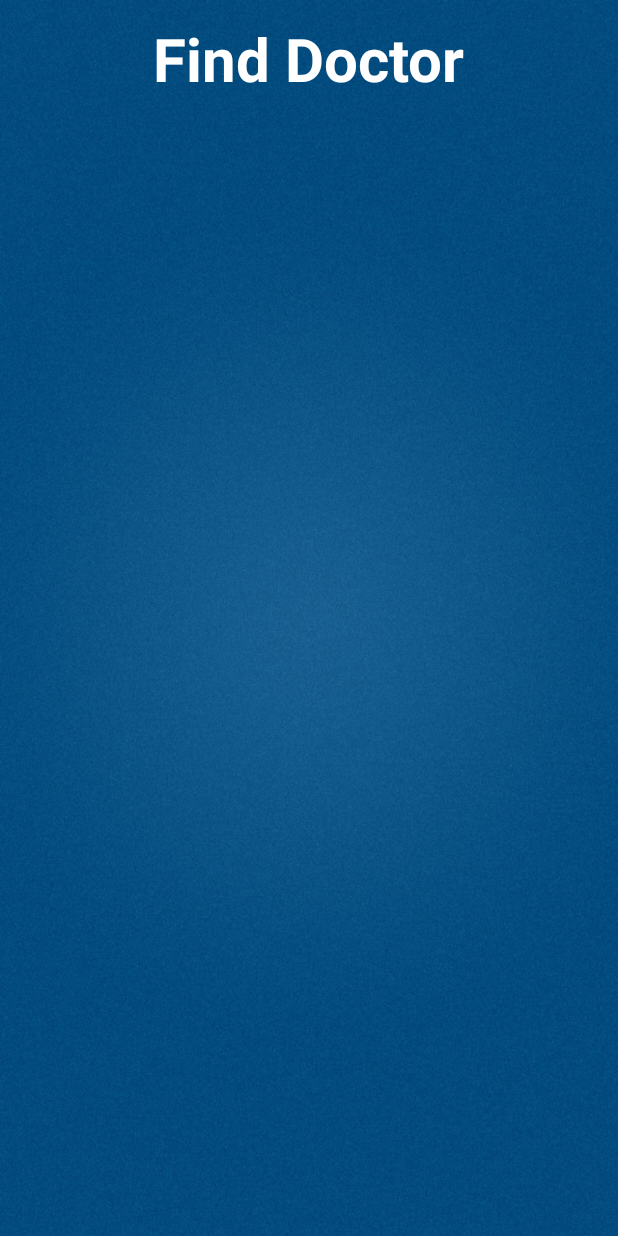
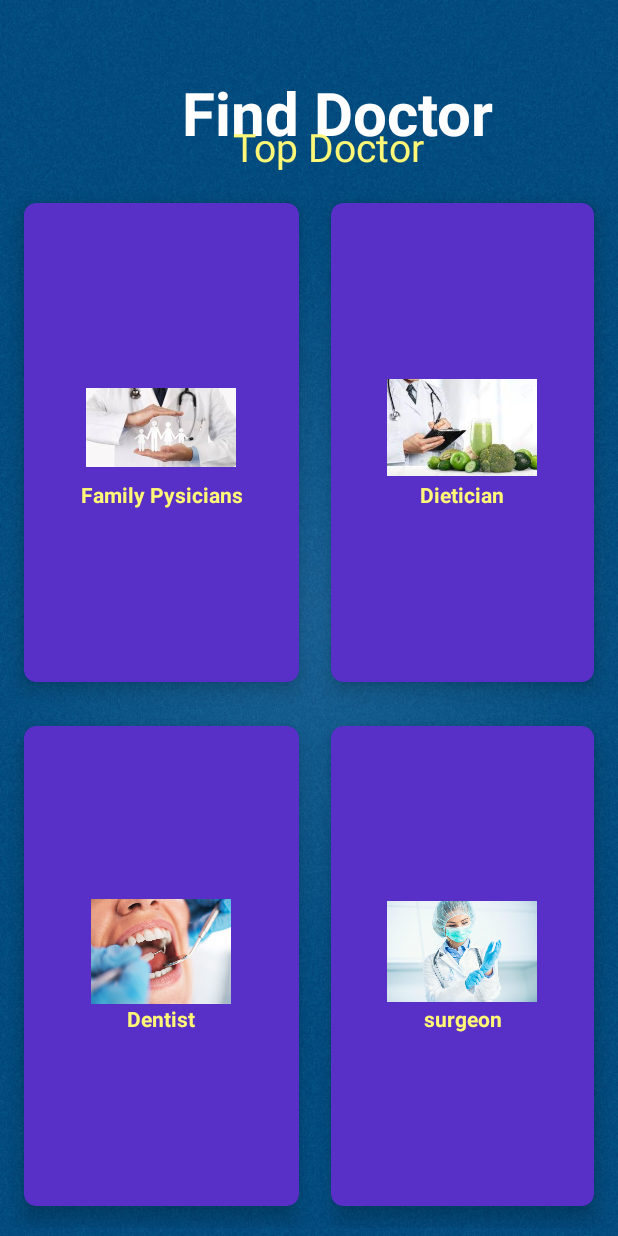
Before and after one commit to ianotieno/MyHospitalApp, an Android app: the FindDoctorActivity screen opened directly, with no data from a screen before it, on a phone screen of 412 x 824 dp. Run offline under Robolectric (Android 15) with nearby library versions, the phone set to English and light mode, and no system bars.

Commit message:
update call dr

```diff
--- a/app/src/main/res/layout/activity_find_doctor.xml
+++ b/app/src/main/res/layout/activity_find_doctor.xml
@@ -7,45 +7,46 @@
     android:layout_height="match_parent"
     android:background="@drawable/background"
     tools:context=".FindDoctorActivity">
+
     <TextView
-        android:layout_width="wrap_content"
-        android:layout_height="wrap_content"
         android:id="@+id/titleFindDoctor"
+        android:layout_width="355dp"
+        android:layout_height="54dp"
+        android:layout_alignParentStart="true"
+        android:layout_alignParentTop="true"
+        android:layout_alignParentEnd="true"
+        android:layout_marginStart="121dp"
+        android:layout_marginLeft="20dp"
+        android:layout_marginTop="48dp"
+        android:layout_marginEnd="-65dp"
+        android:layout_marginRight="20dp"
         android:text="Find Doctor"
         android:textColor="#ffff"
         android:textSize="40sp"
-        android:textStyle="bold"
-        android:layout_centerHorizontal="true"
-        android:layout_margin="12dp"
-        />
+        android:textStyle="bold" />
 
     <TextView
         android:id="@+id/titleFindTopDoctor"
-        android:layout_width="223dp"
+        android:layout_width="wrap_content"
         android:layout_height="wrap_content"
-        android:layout_alignParentStart="true"
-        android:layout_alignParentTop="true"
+        android:layout_below="@+id/titleFindDoctor"
         android:layout_alignParentEnd="true"
-        android:layout_alignParentBottom="true"
-        android:layout_marginStart="148dp"
-        android:layout_marginLeft="12dp"
-        android:layout_marginTop="69dp"
-        android:layout_marginEnd="39dp"
-        android:layout_marginRight="12dp"
-        android:layout_marginBottom="827dp"
+        android:layout_marginTop="-22dp"
+        android:layout_marginEnd="129dp"
         android:text="Top Doctor"
         android:textColor="#fff777"
-        android:textSize="20sp"
-        android:textStyle="bold" />
+        android:textSize="26sp" />
+
     <GridLayout
         android:layout_width="match_parent"
         android:layout_height="match_parent"
         android:layout_below="@+id/titleFindTopDoctor"
-       android:layout_margin="20dp"
+        android:layout_margin="5dp"
         android:columnCount="2"
-       android:rowCount="3">
+        android:rowCount="3"
+        >
         <androidx.cardview.widget.CardView
-           android:id="@+id/cardFDFamilyPhysician"
+            android:id="@+id/cardFamilyPysicians"
             android:layout_width="wrap_content"
             android:layout_height="wrap_content"
             android:layout_row="0"
@@ -65,22 +66,130 @@
                 android:gravity="center"
                 android:orientation="vertical">
                 <ImageView
-               android:layout_width="wrap_content"
-               android:layout_height="wrap_content"
+                    android:layout_width="100dp"
+                    android:layout_height="70dp"
                     android:src="@drawable/family_physicians"/>
                 <TextView
                     android:layout_width="wrap_content"
                     android:layout_height="wrap_content"
-                   android:text="Buy Medicine"
+                    android:text="Family Pysicians"
                     android:textAlignment="center"
-                   android:textColor="@color/red"
+                    android:textColor="#fff777"
                     android:textStyle="bold"
 
                     />
+            </LinearLayout>
 
+        </androidx.cardview.widget.CardView>
+
+        <androidx.cardview.widget.CardView
+            android:id="@+id/cardFDDietician"
+            android:layout_width="wrap_content"
+            android:layout_height="wrap_content"
+            android:layout_row="0"
+            android:layout_column="1"
+            android:layout_rowWeight="1"
+            android:layout_columnWeight="1"
+            android:layout_gravity="fill"
+            app:cardBackgroundColor="@color/darkPurple"
+            app:cardCornerRadius="8dp"
+            app:cardElevation="8dp"
+            app:cardUseCompatPadding="true"
+            >
+            <LinearLayout
+                android:layout_width="wrap_content"
+                android:layout_height="wrap_content"
+                android:layout_gravity="center_horizontal|center_vertical"
+                android:gravity="center"
+                android:orientation="vertical">
+                <ImageView
+                    android:layout_width="100dp"
+                    android:layout_height="70dp"
+                    android:src="@drawable/dietician"/>
+                <TextView
+                    android:layout_width="wrap_content"
+                    android:layout_height="wrap_content"
+                    android:text="Dietician"
+                    android:textAlignment="center"
+                    android:textColor="#fff777"
+                    android:textStyle="bold"
+
+                    />
             </LinearLayout>
+
+        </androidx.cardview.widget.CardView>
+        <androidx.cardview.widget.CardView
+            android:id="@+id/cardFDDentist"
+            android:layout_width="wrap_content"
+            android:layout_height="wrap_content"
+            android:layout_row="1"
+            android:layout_column="0"
+            android:layout_rowWeight="1"
+            android:layout_columnWeight="1"
+            android:layout_gravity="fill"
+            app:cardBackgroundColor="@color/darkPurple"
+            app:cardCornerRadius="8dp"
+            app:cardElevation="8dp"
+            app:cardUseCompatPadding="true"
+            >
+            <LinearLayout
+                android:layout_width="wrap_content"
+                android:layout_height="wrap_content"
+                android:layout_gravity="center_horizontal|center_vertical"
+                android:gravity="center"
+                android:orientation="vertical">
+                <ImageView
+                    android:layout_width="100dp"
+                    android:layout_height="70dp"
+                    android:src="@drawable/dentist"/>
+                <TextView
+                    android:layout_width="wrap_content"
+                    android:layout_height="wrap_content"
+                    android:text="Dentist"
+                    android:textAlignment="center"
+                    android:textColor="#fff777"
+                    android:textStyle="bold"
+
+                    />
+            </LinearLayout>
+
+        </androidx.cardview.widget.CardView>
+        <androidx.cardview.widget.CardView
+            android:id="@+id/cardFDSurgeon"
+            android:layout_width="wrap_content"
+            android:layout_height="wrap_content"
+            android:layout_row="1"
+            android:layout_column="1"
+            android:layout_rowWeight="1"
+            android:layout_columnWeight="1"
+            android:layout_gravity="fill"
+            app:cardBackgroundColor="@color/darkPurple"
+            app:cardCornerRadius="8dp"
+            app:cardElevation="8dp"
+            app:cardUseCompatPadding="true"
+            >
+            <LinearLayout
+                android:layout_width="wrap_content"
+                android:layout_height="wrap_content"
+                android:layout_gravity="center_horizontal|center_vertical"
+                android:gravity="center"
+                android:orientation="vertical">
+                <ImageView
+                    android:layout_width="100dp"
+                    android:layout_height="70dp"
+                    android:src="@drawable/surgeon"/>
+                <TextView
+                    android:layout_width="wrap_content"
+                    android:layout_height="wrap_content"
+                    android:text="surgeon"
+                    android:textAlignment="center"
+                    android:textColor="#fff777"
+                    android:textStyle="bold"
+
+                    />
+            </LinearLayout>
+
         </androidx.cardview.widget.CardView>
 
     </GridLayout>
-
 </RelativeLayout>
--- a/app/src/main/res/layout/activity_home.xml
+++ b/app/src/main/res/layout/activity_home.xml
@@ -137,7 +137,7 @@
 
     </androidx.cardview.widget.CardView>
     <androidx.cardview.widget.CardView
-        android:id="@+id/cardFindDoctor"
+        android:id="@+id/cardHealthArticle"
         android:layout_width="wrap_content"
         android:layout_height="wrap_content"
         android:layout_row="1"
```
Lines whose indentation alone changed are shown as unchanged.
